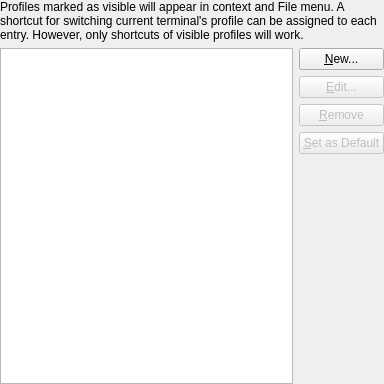
Above: src/settings/ProfileSettings.ui from KDE/konsole before the change. Below: the same form after it.
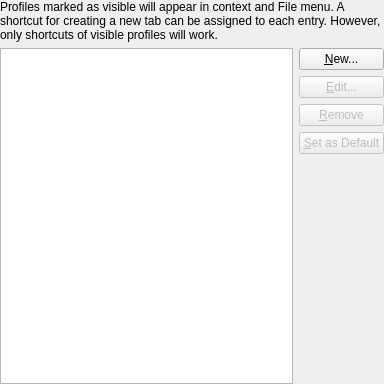
That is the form after the change.

Commit message: Adjust text since profile shortcuts now create new tabs

Diff of the .ui file:
```diff
--- a/src/settings/ProfileSettings.ui
+++ b/src/settings/ProfileSettings.ui
@@ -26,7 +26,7 @@
    <item>
     <widget class="QLabel" name="label">
      <property name="text">
-      <string>Profiles marked as visible will appear in context and File menu. A shortcut for switching current terminal's profile can be assigned to each entry. However, only shortcuts of visible profiles will work.</string>
+      <string>Profiles marked as visible will appear in context and File menu. A shortcut for creating a new tab can be assigned to each entry. However, only shortcuts of visible profiles will work.</string>
      </property>
      <property name="wordWrap">
       <bool>true</bool>
```
